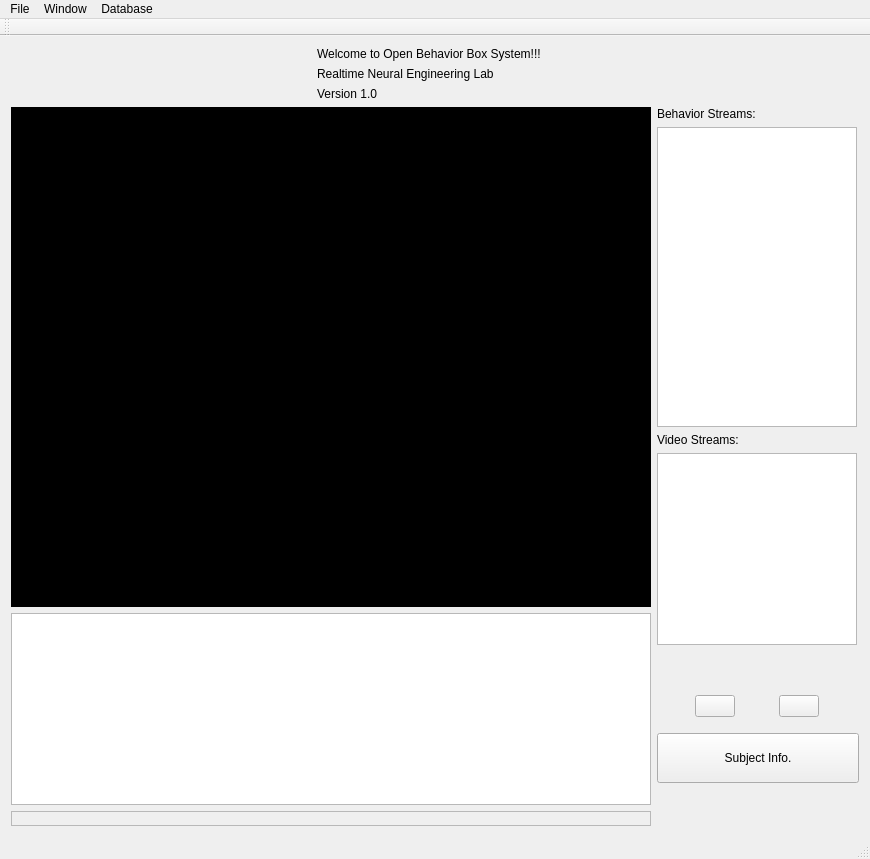
Above: OpenBBoxManager/mainwindow.ui from kemerelab/OpenBBox before the change. Below: the same form after it.
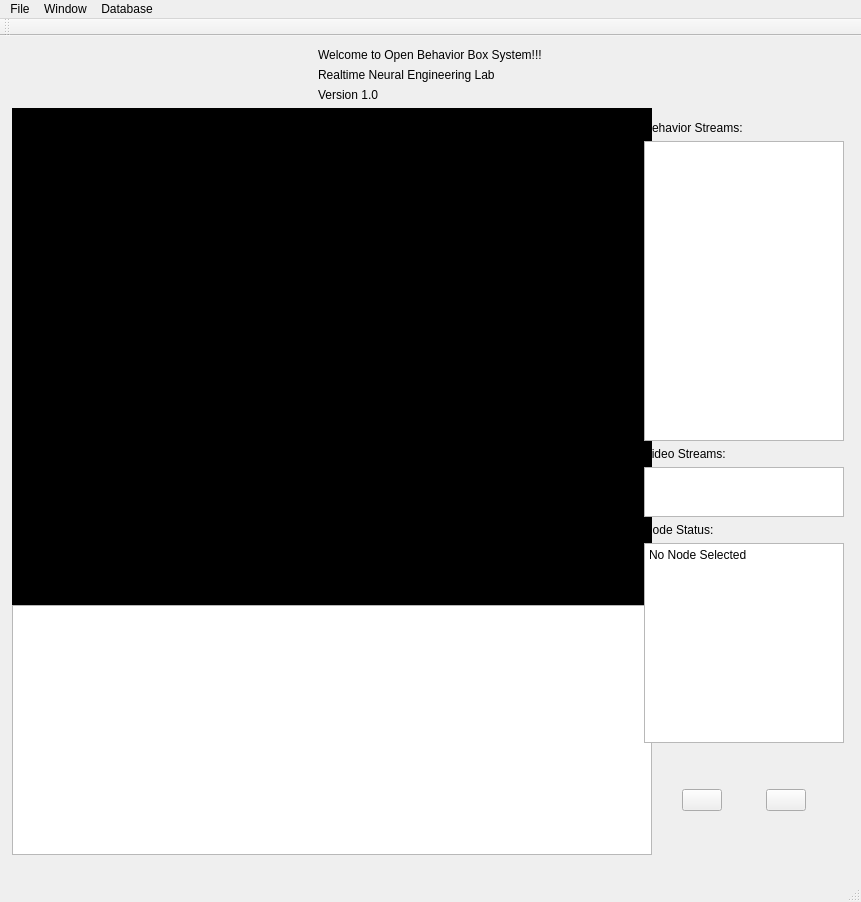
That is the form after the change. Icons and pictures are not drawn.

Diff of the .ui file:
```diff
--- a/OpenBBoxManager/mainwindow.ui
+++ b/OpenBBoxManager/mainwindow.ui
@@ -6,15 +6,24 @@
    <rect>
     <x>0</x>
     <y>0</y>
-    <width>870</width>
-    <height>859</height>
+    <width>861</width>
+    <height>902</height>
    </rect>
   </property>
   <property name="windowTitle">
    <string>OpenBBox Manager</string>
   </property>
   <widget class="QWidget" name="centralWidget">
-   <layout class="QVBoxLayout" name="verticalLayout_2">
+   <widget class="QWidget" name="layoutWidget">
+    <property name="geometry">
+     <rect>
+      <x>1</x>
+      <y>1</y>
+      <width>854</width>
+      <height>835</height>
+     </rect>
+    </property>
+    <layout class="QVBoxLayout" name="verticalLayout_4">
     <item>
      <layout class="QHBoxLayout" name="horizontalLayout">
       <item>
@@ -70,15 +79,9 @@
      </layout>
     </item>
     <item>
-     <layout class="QGridLayout" name="gridLayout" rowstretch="0" columnstretch="0,0">
-      <property name="verticalSpacing">
-       <number>6</number>
-      </property>
-      <item row="0" column="0">
-       <layout class="QVBoxLayout" name="verticalLayout_4" stretch="9,0,0">
-        <property name="sizeConstraint">
-         <enum>QLayout::SetDefaultConstraint</enum>
-        </property>
+      <layout class="QHBoxLayout" name="horizontalLayout_4">
+       <item>
+        <layout class="QVBoxLayout" name="verticalLayout_2">
         <item>
          <widget class="QLabel" name="label">
           <property name="enabled">
@@ -113,6 +116,18 @@
             <verstretch>0</verstretch>
            </sizepolicy>
           </property>
+           <property name="minimumSize">
+            <size>
+             <width>640</width>
+             <height>250</height>
+            </size>
+           </property>
+           <property name="maximumSize">
+            <size>
+             <width>640</width>
+             <height>250</height>
+            </size>
+           </property>
          </widget>
         </item>
         <item>
@@ -127,7 +142,7 @@
         </item>
        </layout>
       </item>
-      <item row="0" column="1">
+       <item>
        <layout class="QVBoxLayout" name="verticalLayout_3">
         <item>
          <spacer name="verticalSpacer">
@@ -139,8 +154,8 @@
           </property>
           <property name="sizeHint" stdset="0">
            <size>
-            <width>0</width>
-            <height>0</height>
+             <width>13</width>
+             <height>13</height>
            </size>
           </property>
          </spacer>
@@ -218,8 +233,8 @@
           </property>
           <property name="maximumSize">
            <size>
-            <width>120</width>
-            <height>400</height>
+             <width>200</width>
+             <height>50</height>
            </size>
           </property>
           <property name="selectionMode">
@@ -227,6 +242,36 @@
           </property>
          </widget>
         </item>
+         <item>
+          <widget class="QLabel" name="label_6">
+           <property name="text">
+            <string>Node Status:</string>
+           </property>
+          </widget>
+         </item>
+         <item>
+          <widget class="QTextEdit" name="nodestatus">
+           <property name="minimumSize">
+            <size>
+             <width>200</width>
+             <height>200</height>
+            </size>
+           </property>
+           <property name="maximumSize">
+            <size>
+             <width>200</width>
+             <height>200</height>
+            </size>
+           </property>
+           <property name="html">
+            <string>&lt;!DOCTYPE HTML PUBLIC &quot;-//W3C//DTD HTML 4.0//EN&quot; &quot;http://www.w3.org/TR/REC-html40/strict.dtd&quot;&gt;
+&lt;html&gt;&lt;head&gt;&lt;meta name=&quot;qrichtext&quot; content=&quot;1&quot; /&gt;&lt;style type=&quot;text/css&quot;&gt;
+p, li { white-space: pre-wrap; }
+&lt;/style&gt;&lt;/head&gt;&lt;body style=&quot; font-family:'Sans Serif'; font-size:9pt; font-weight:400; font-style:normal;&quot;&gt;
+&lt;p style=&quot; margin-top:0px; margin-bottom:0px; margin-left:0px; margin-right:0px; -qt-block-indent:0; text-indent:0px;&quot;&gt;No Node Selected&lt;/p&gt;&lt;/body&gt;&lt;/html&gt;</string>
+           </property>
+          </widget>
+         </item>
         <item>
          <spacer name="verticalSpacer_3">
           <property name="orientation">
@@ -293,25 +338,6 @@
           </item>
          </layout>
         </item>
-        <item>
-         <widget class="QPushButton" name="subinfobutton">
-          <property name="minimumSize">
-           <size>
-            <width>100</width>
-            <height>50</height>
-           </size>
-          </property>
-          <property name="maximumSize">
-           <size>
-            <width>500</width>
-            <height>500</height>
-           </size>
-          </property>
-          <property name="text">
-           <string>Subject Info.</string>
-          </property>
-         </widget>
-        </item>
         <item>
          <spacer name="verticalSpacer_2">
           <property name="orientation">
@@ -331,12 +357,13 @@
     </item>
    </layout>
   </widget>
+  </widget>
   <widget class="QMenuBar" name="menuBar">
    <property name="geometry">
     <rect>
      <x>0</x>
      <y>0</y>
-     <width>870</width>
+     <width>861</width>
      <height>20</height>
     </rect>
    </property>
@@ -345,6 +372,7 @@
      <string>File</string>
     </property>
     <addaction name="actionExit"/>
+    <addaction name="actionAdd_New_Subject"/>
    </widget>
    <widget class="QMenu" name="menuWindow">
     <property name="title">
@@ -399,6 +427,11 @@
     <string>MySQL</string>
    </property>
   </action>
+  <action name="actionAdd_New_Subject">
+   <property name="text">
+    <string>New Subject...</string>
+   </property>
+  </action>
  </widget>
  <layoutdefault spacing="6" margin="11"/>
  <resources>
```
Lines whose indentation alone changed are shown as unchanged.
